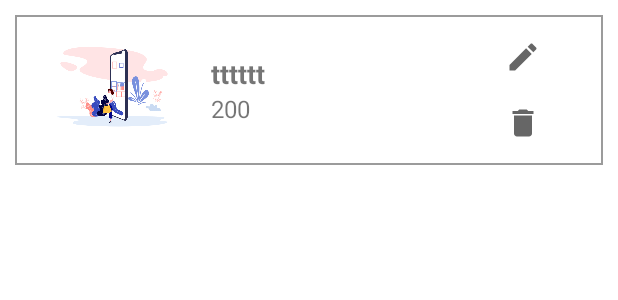
After one commit to saibharath2091246/MAD323FinalTeam5, an Android app: the layout manage_products_row.xml on its own in the app's theme, with its tools: preview values and no code run, on a phone screen of 412 x 824 dp. The commit adds this screen. Shown: the top 300 px of the screen. Run offline under Robolectric (Android 15) with nearby library versions, the phone set to English and light mode, and no system bars.

Commit message:
Seller manage products implementation

```diff
--- /dev/null
+++ b/app/src/main/res/drawable/ic_baseline_delete_24.xml
@@ -0,0 +1,10 @@
+<vector xmlns:android="http://schemas.android.com/apk/res/android"
+    android:width="24dp"
+    android:height="24dp"
+    android:viewportWidth="24"
+    android:viewportHeight="24"
+    android:tint="?attr/colorControlNormal">
+  <path
+      android:fillColor="@android:color/white"
+      android:pathData="M6,19c0,1.1 0.9,2 2,2h8c1.1,0 2,-0.9 2,-2V7H6v12zM19,4h-3.5l-1,-1h-5l-1,1H5v2h14V4z"/>
+</vector>
--- /dev/null
+++ b/app/src/main/res/layout/manage_products_row.xml
@@ -0,0 +1,79 @@
+<?xml version="1.0" encoding="utf-8"?>
+<LinearLayout
+    xmlns:android="http://schemas.android.com/apk/res/android" android:layout_width="match_parent"
+    android:layout_height="wrap_content"
+    android:background="@drawable/textfield_bg"
+    android:layout_margin="@dimen/_10dp"
+    android:weightSum="3"
+    android:orientation="horizontal"
+    >
+
+    <RelativeLayout
+        android:layout_width="0dp"
+        android:layout_height="100dp"
+        android:layout_weight="1"
+        >
+        <ImageView
+            android:id="@+id/image_iv"
+            android:layout_width="90dp"
+            android:layout_height="90dp"
+            android:layout_centerInParent="true"
+            android:src="@drawable/seeshop_img"
+            />
+    </RelativeLayout>
+
+    <LinearLayout
+        android:layout_width="0dp"
+        android:layout_height="wrap_content"
+        android:orientation="vertical"
+        android:layout_weight="1.5"
+        android:layout_gravity="center"
+        >
+        <TextView
+            android:layout_width="match_parent"
+            android:layout_height="wrap_content"
+             android:id="@+id/title_tv"
+            android:text="tttttt"
+            android:textStyle="bold"
+            android:textSize="@dimen/_18sp"
+             android:layout_marginRight="@dimen/_10dp"
+
+            />
+        <TextView
+            android:layout_width="match_parent"
+            android:layout_height="wrap_content"
+             android:id="@+id/price_tv"
+            android:text="200"
+            android:textSize="@dimen/_16sp"
+            />
+
+
+    </LinearLayout>
+
+    <LinearLayout
+        android:layout_width="0dp"
+        android:layout_height="wrap_content"
+        android:orientation="vertical"
+        android:layout_weight="0.5"
+        android:layout_gravity="center"
+        >
+        <ImageButton
+            android:layout_width="wrap_content"
+            android:layout_height="wrap_content"
+            android:src="@drawable/ic_edit_24"
+            android:background="@android:color/transparent"
+            android:id="@+id/edit_ib"/>
+        <ImageButton
+            android:background="@android:color/transparent"
+            android:layout_width="wrap_content"
+            android:layout_height="wrap_content"
+            android:src="@drawable/ic_baseline_delete_24"
+            android:layout_marginTop="@dimen/_20dp"
+            android:id="@+id/delete_ib"/>
+    </LinearLayout>
+
+
+
+
+
+</LinearLayout>
```
Also changed, not shown: app/src/main/java/com/team5/seeshop/HomeActivity.java (+9 -0 lines), app/src/main/java/com/team5/seeshop/adapters/ManageProductsAdapter.java (added, +116 -0 lines), app/src/main/java/com/team5/seeshop/seller/ManageProductsActivity.java (+109 -0 lines).
